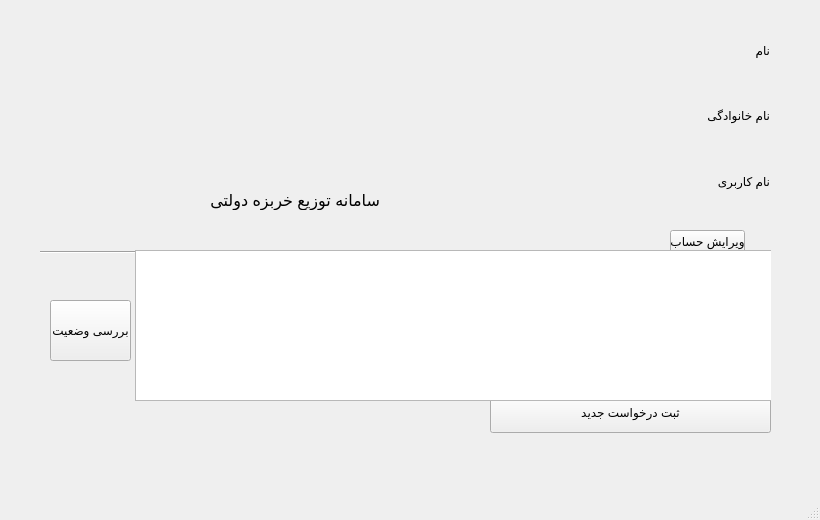
Qt form University-resource-management/userpanel.ui (M-JavadHeydarpour/University-resource-management) before a commit.
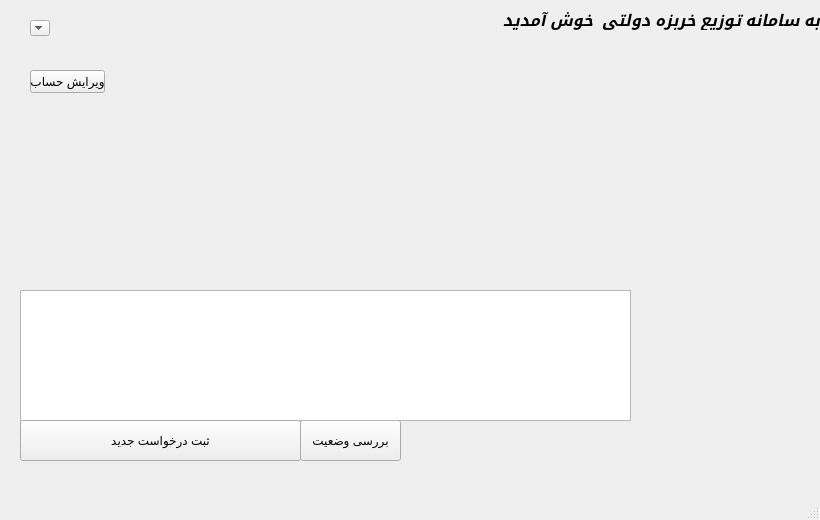
The same form after that commit. Icons and pictures are not drawn.

Commit message: basic of user panel completed

```diff
--- a/University-resource-management/userpanel.ui
+++ b/University-resource-management/userpanel.ui
@@ -25,77 +25,125 @@
   <property name="windowTitle">
    <string>MainWindow</string>
   </property>
+  <property name="styleSheet">
+   <string notr="true">background-image:url(../Images/panel.png);</string>
+  </property>
   <widget class="QWidget" name="centralwidget">
-   <widget class="QStackedWidget" name="stackedWidget">
+   <widget class="QPushButton" name="pushButton_2">
     <property name="geometry">
      <rect>
-      <x>40</x>
-      <y>10</y>
-      <width>731</width>
-      <height>461</height>
+      <x>300</x>
+      <y>420</y>
+      <width>101</width>
+      <height>41</height>
      </rect>
     </property>
-    <property name="layoutDirection">
-     <enum>Qt::RightToLeft</enum>
+    <property name="text">
+     <string>بررسی وضعیت</string>
     </property>
-    <property name="currentIndex">
-     <number>0</number>
+   </widget>
+   <widget class="QListView" name="listView">
+    <property name="geometry">
+     <rect>
+      <x>20</x>
+      <y>290</y>
+      <width>611</width>
+      <height>131</height>
+     </rect>
     </property>
-    <widget class="QWidget" name="userp">
-     <property name="layoutDirection">
-      <enum>Qt::RightToLeft</enum>
-     </property>
-     <widget class="QWidget" name="verticalLayoutWidget">
+   </widget>
+   <widget class="QPushButton" name="PB_newreq">
+    <property name="geometry">
+     <rect>
+      <x>20</x>
+      <y>420</y>
+      <width>281</width>
+      <height>41</height>
+     </rect>
+    </property>
+    <property name="text">
+     <string>ثبت درخواست جدید</string>
+    </property>
+   </widget>
+   <widget class="QLabel" name="label_22">
       <property name="geometry">
        <rect>
-        <x>469</x>
+      <x>500</x>
         <y>10</y>
-        <width>261</width>
-        <height>191</height>
-       </rect>
-      </property>
-      <layout class="QVBoxLayout" name="verticalLayout">
-       <item>
+      <width>320</width>
+      <height>20</height>
+     </rect>
+    </property>
+    <property name="minimumSize">
+     <size>
+      <width>320</width>
+      <height>20</height>
+     </size>
+    </property>
+    <property name="maximumSize">
+     <size>
+      <width>520</width>
+      <height>20</height>
+     </size>
+    </property>
+    <property name="font">
+     <font>
+      <family>Arial</family>
+      <pointsize>12</pointsize>
+      <weight>75</weight>
+      <italic>true</italic>
+      <bold>true</bold>
+      <underline>false</underline>
+     </font>
+    </property>
+    <property name="text">
+     <string>به سامانه توزیع خربزه دولتی  خوش آمدید</string>
+    </property>
+   </widget>
         <widget class="QLabel" name="label_3">
+    <property name="geometry">
+     <rect>
+      <x>720</x>
+      <y>240</y>
+      <width>81</width>
+      <height>31</height>
+     </rect>
+    </property>
          <property name="text">
-          <string>نام </string>
-         </property>
-        </widget>
-       </item>
-       <item>
+     <string/>
+    </property>
+   </widget>
         <widget class="QLabel" name="label_2">
+    <property name="geometry">
+     <rect>
+      <x>720</x>
+      <y>280</y>
+      <width>81</width>
+      <height>61</height>
+     </rect>
+    </property>
          <property name="text">
-          <string>نام خانوادگی</string>
-         </property>
-        </widget>
-       </item>
-       <item>
+     <string/>
+    </property>
+   </widget>
         <widget class="QLabel" name="label">
-         <property name="text">
-          <string>نام کاربری</string>
-         </property>
-        </widget>
-       </item>
-      </layout>
-     </widget>
-     <widget class="Line" name="line">
       <property name="geometry">
        <rect>
-        <x>0</x>
-        <y>232</y>
-        <width>741</width>
-        <height>20</height>
-       </rect>
-      </property>
-      <property name="orientation">
-       <enum>Qt::Horizontal</enum>
+      <x>710</x>
+      <y>340</y>
+      <width>91</width>
+      <height>51</height>
+     </rect>
+    </property>
+    <property name="text">
+     <string/>
       </property>
      </widget>
      <widget class="QPushButton" name="PB_editprof">
       <property name="geometry">
        <rect>
-        <x>630</x>
-        <y>220</y>
+      <x>30</x>
+      <y>70</y>
         <width>75</width>
         <height>23</height>
        </rect>
@@ -104,47 +152,11 @@
        <string>ویرایش حساب</string>
       </property>
      </widget>
-     <widget class="QPushButton" name="PB_newreq">
-      <property name="geometry">
-       <rect>
-        <x>450</x>
-        <y>382</y>
-        <width>281</width>
-        <height>41</height>
-       </rect>
-      </property>
-      <property name="text">
-       <string>ثبت درخواست جدید</string>
-      </property>
-     </widget>
-     <widget class="QListView" name="listView">
-      <property name="geometry">
-       <rect>
-        <x>95</x>
-        <y>240</y>
-        <width>641</width>
-        <height>151</height>
-       </rect>
-      </property>
-     </widget>
-     <widget class="QPushButton" name="pushButton_2">
-      <property name="geometry">
-       <rect>
-        <x>10</x>
-        <y>290</y>
-        <width>81</width>
-        <height>61</height>
-       </rect>
-      </property>
-      <property name="text">
-       <string>بررسی وضعیت</string>
-      </property>
-     </widget>
      <widget class="QLabel" name="label_23">
       <property name="geometry">
        <rect>
-        <x>30</x>
-        <y>30</y>
+      <x>680</x>
+      <y>60</y>
         <width>128</width>
         <height>128</height>
        </rect>
@@ -169,54 +181,61 @@
        <string/>
       </property>
      </widget>
-     <widget class="QLabel" name="label_22">
+   <widget class="QComboBox" name="comboBox">
+    <property name="geometry">
+     <rect>
+      <x>30</x>
+      <y>20</y>
+      <width>20</width>
+      <height>16</height>
+     </rect>
+    </property>
+   </widget>
+   <widget class="QLabel" name="label_4">
       <property name="geometry">
        <rect>
         <x>20</x>
-        <y>180</y>
-        <width>320</width>
-        <height>20</height>
+      <y>70</y>
+      <width>32</width>
+      <height>32</height>
        </rect>
       </property>
       <property name="minimumSize">
        <size>
-        <width>320</width>
-        <height>20</height>
+      <width>32</width>
+      <height>32</height>
        </size>
       </property>
       <property name="maximumSize">
        <size>
-        <width>520</width>
-        <height>20</height>
-       </size>
-      </property>
-      <property name="font">
-       <font>
-        <pointsize>12</pointsize>
-       </font>
+      <width>32</width>
+      <height>32</height>
+     </size>
+    </property>
+    <property name="styleSheet">
+     <string notr="true">background-image:url(../Images/stock.png);</string>
       </property>
       <property name="text">
-       <string>سامانه توزیع خربزه دولتی </string>
-      </property>
-     </widget>
-    </widget>
-    <widget class="QWidget" name="editprof"/>
-    <widget class="QWidget" name="set_req">
-     <property name="layoutDirection">
-      <enum>Qt::RightToLeft</enum>
-     </property>
-    </widget>
-   </widget>
-  </widget>
-  <widget class="QMenuBar" name="menubar">
+     <string/>
+    </property>
+   </widget>
+   <widget class="QLabel" name="label_5">
    <property name="geometry">
     <rect>
-     <x>0</x>
+      <x>-4</x>
      <y>0</y>
-     <width>820</width>
-     <height>20</height>
-    </rect>
-   </property>
+      <width>831</width>
+      <height>51</height>
+     </rect>
+    </property>
+    <property name="styleSheet">
+     <string notr="true">/*background-color:rgb(32, 117, 255)*/
+background-image:url(../Images/border.png);</string>
+    </property>
+    <property name="text">
+     <string/>
+    </property>
+   </widget>
   </widget>
   <widget class="QStatusBar" name="statusbar"/>
  </widget>
```
Lines whose indentation alone changed are shown as unchanged. The commit also changes 4 other files.
